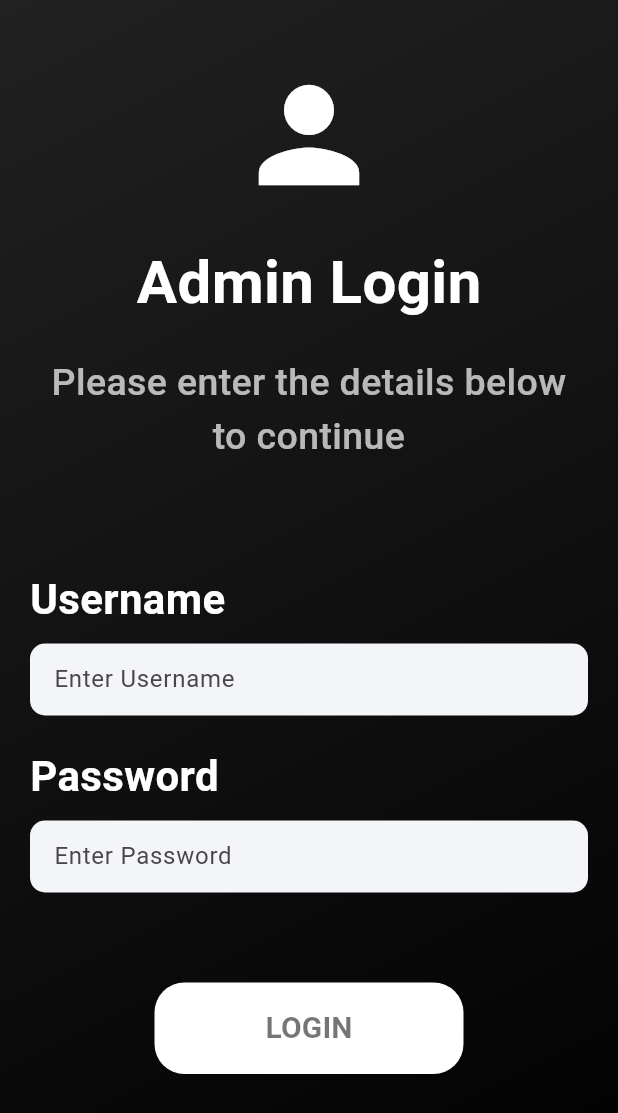
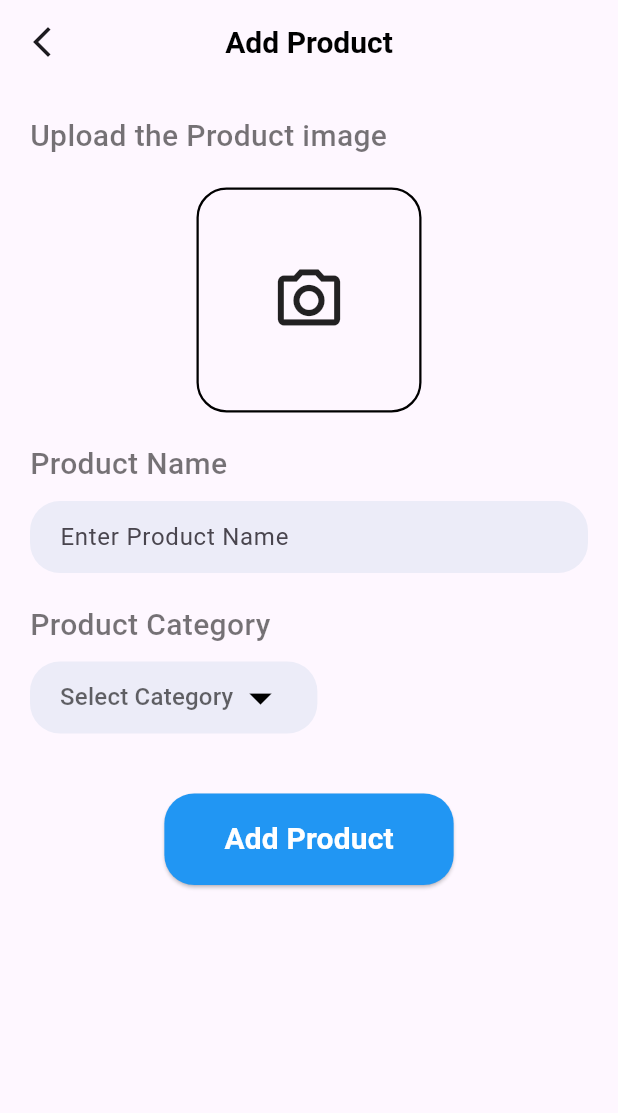
Before and after one commit to PersonUK-Git/Flutter_ecom, a Flutter app: the screen it shows after launch, on a phone screen of 412 x 824 dp. Shown: the top 1113 px of the screen. Run offline on Flutter 3.47's test engine with Material 3 defaults, Android fonts, the phone set to English and light mode, and no system bars; our stand-ins replace cloud_firestore, curved_navigation_bar, firebase_auth, firebase_core, firebase_storage, image_picker and 2 more; accounts and stored records are empty.

Commit message:
Added backend function to admin page

```diff
--- /dev/null
+++ b/lib/Admin/add_product.dart
@@ -0,0 +1,272 @@
+import 'dart:async';
+import 'dart:io';
+
+import 'package:ecom/services/database.dart';
+import 'package:ecom/widget/support_widget.dart';
+import 'package:firebase_storage/firebase_storage.dart';
+import 'package:flutter/cupertino.dart';
+import 'package:flutter/material.dart';
+import 'package:flutter/widgets.dart';
+import 'package:image_picker/image_picker.dart';
+import 'package:random_string/random_string.dart';
+
+class AddProduct extends StatefulWidget {
+  const AddProduct({super.key});
+
+  @override
+  State<AddProduct> createState() => _AddProductState();
+}
+
+class _AddProductState extends State<AddProduct> {
+  final ImagePicker _picker = ImagePicker();
+  File? selectedImage;
+  TextEditingController nameController = TextEditingController();
+
+  Future<void> getImage() async {
+    try {
+      final image = await _picker.pickImage(source: ImageSource.gallery);
+      if (image != null) {
+        setState(() {
+          selectedImage = File(image.path);
+        });
+      } else {
+        ScaffoldMessenger.of(context).showSnackBar(
+          SnackBar(
+            backgroundColor: Colors.redAccent,
+            content: Text(
+              "No image selected",
+              style: TextStyle(fontSize: 20),
+            ),
+          ),
+        );
+      }
+    } catch (e) {
+      ScaffoldMessenger.of(context).showSnackBar(
+        SnackBar(
+          backgroundColor: Colors.redAccent,
+          content: Text(
+            "Failed to pick image: $e",
+            style: TextStyle(fontSize: 20),
+          ),
+        ),
+      );
+    }
+  }
+
+  Future<void> uploadItem() async {
+    try {
+      if (selectedImage != null && nameController.text.isNotEmpty) {
+        String addId = randomAlphaNumeric(10);
+        Reference firebaseStorageRef = FirebaseStorage.instance
+            .ref()
+            .child("blogImage")
+            .child(addId);
+
+        final UploadTask task = firebaseStorageRef.putFile(selectedImage!);
+        var downloadURL = await (await task).ref.getDownloadURL();
+        Map<String, dynamic> addProduct = {
+          "Name": nameController.text,
+          "Image": downloadURL,
+        };
+
+        await DatabaseMethods().addProduct(addProduct, value!).then((value) {
+          setState(() {
+            selectedImage = null;
+            nameController.text = "";
+            value = null;
+          });
+          ScaffoldMessenger.of(context).showSnackBar(
+            SnackBar(
+              backgroundColor: Colors.green,
+              content: Text(
+                "Product has been uploaded successfully",
+                style: TextStyle(fontSize: 20),
+              ),
+            ),
+          );
+        });
+      } else {
+        ScaffoldMessenger.of(context).showSnackBar(
+          SnackBar(
+            backgroundColor: Colors.redAccent,
+            content: Text(
+              "Please select an image and enter a product name",
+              style: TextStyle(fontSize: 20),
+            ),
+          ),
+        );
+      }
+    } catch (e) {
+      ScaffoldMessenger.of(context).showSnackBar(
+        SnackBar(
+          backgroundColor: Colors.redAccent,
+          content: Text(
+            "Failed to upload product: $e",
+            style: TextStyle(fontSize: 20),
+          ),
+        ),
+      );
+    }
+  }
+
+  String? value;
+  final List<String> categoryItems = [
+    'Watch', 'Laptop', 'TV', 'Headphones',
+  ];
+
+  @override
+  Widget build(BuildContext context) {
+    return Scaffold(
+      appBar: AppBar(
+        title: Text(
+          "Add Product",
+          style: AppStyle.semiBoldTextFieldStyle(),
+        ),
+        centerTitle: true,
+        leading: GestureDetector(
+          onTap: () {
+            Navigator.pop(context);
+          },
+          child: Icon(Icons.arrow_back_ios_new_outlined),
+        ),
+      ),
+      body: SingleChildScrollView(
+        child: Container(
+          margin: EdgeInsets.all(20.0),
+          child: Column(
+            crossAxisAlignment: CrossAxisAlignment.start,
+            children: [
+              Text(
+                "Upload the Product image",
+                style: AppStyle.lightTextFieldStyle(),
+              ),
+              SizedBox(height: 20),
+              selectedImage == null
+                  ? GestureDetector(
+                      onTap: () {
+                        getImage();
+                      },
+                      child: Center(
+                        child: Container(
+                          height: 150,
+                          width: 150,
+                          decoration: BoxDecoration(
+                            border: Border.all(
+                              color: Colors.black,
+                              width: 1.5,
+                            ),
+                            borderRadius: BorderRadius.circular(20),
+                          ),
+                          child: Icon(Icons.camera_alt_outlined, size: 50),
+                        ),
+                      ),
+                    )
+                  : Center(
+                      child: Material(
+                        elevation: 4.0,
+                        borderRadius: BorderRadius.circular(20),
+                        child: Container(
+                          height: 150,
+                          width: 150,
+                          decoration: BoxDecoration(
+                            border: Border.all(
+                              color: Colors.black,
+                              width: 1.5,
+                            ),
+                            borderRadius: BorderRadius.circular(20),
+                          ),
+                          child: ClipRRect(
+                            borderRadius: BorderRadius.circular(20),
+                            child: Image.file(
+                              selectedImage!,
+                              fit: BoxFit.cover,
+                            ),
+                          ),
+                        ),
+                      ),
+                    ),
+              SizedBox(height: 20),
+              Text(
+                "Product Name",
+                style: AppStyle.lightTextFieldStyle(),
+              ),
+              SizedBox(height: 10),
+              Container(
+                padding: EdgeInsets.symmetric(horizontal: 20),
+                decoration: BoxDecoration(
+                  color: Color(0xFFececf8),
+                  borderRadius: BorderRadius.circular(20),
+                ),
+                child: TextField(
+                  decoration: InputDecoration(
+                    border: InputBorder.none,
+                    hintText: "Enter Product Name",
+                  ),
+                  controller: nameController,
+                ),
+              ),
+              const SizedBox(height: 20),
+              Text(
+                "Product Category",
+                style: AppStyle.lightTextFieldStyle(),
+              ),
+              const SizedBox(height: 10),
+              Container(
+                padding: EdgeInsets.symmetric(horizontal: 20),
+                decoration: BoxDecoration(
+                  color: Color(0xFFececf8),
+                  borderRadius: BorderRadius.circular(20),
+                ),
+                child: DropdownButtonHideUnderline(
+                  child: DropdownButton<String>(
+                    items: categoryItems.map((item) => DropdownMenuItem(
+                          value: item,
+                          child: Text(
+                            item,
+                            style: AppStyle.semiBoldTextFieldStyle(),
+                          ),
+                        )).toList(),
+                    onChanged: (value) => setState(() {
+                      this.value = value;
+                    }),
+                    dropdownColor: Color(0xffececf8),
+                    hint: Text("Select Category"),
+                    iconSize: 36,
+                    icon: Icon(
+                      Icons.arrow_drop_down_outlined,
+                      color: Colors.black,
+                    ),
+                    value: value,
+                  ),
+                ),
+              ),
+              SizedBox(height: 40),
+              Center(
+                child: ElevatedButton(
+                  onPressed: () {
+                    uploadItem();
+                  },
+                  style: ElevatedButton.styleFrom(
+                    padding: EdgeInsets.symmetric(vertical: 16, horizontal: 40),
+                    backgroundColor: Colors.blue,
+                    shape: RoundedRectangleBorder(
+                      borderRadius: BorderRadius.circular(20),
+                    ),
+                  ),
+                  child: Text(
+                    "Add Product",
+                    style: TextStyle(
+                      fontSize: 20,
+                      fontWeight: FontWeight.bold,
+                      color: Colors.white,
+                    ),
+                  ),
+                ),
+              ),
+            ],
+          ),
+        ),
+      ),
+    );
+  }
+}
--- a/lib/main.dart
+++ b/lib/main.dart
@@ -1,3 +1,4 @@
+import 'package:ecom/Admin/add_product.dart';
 import 'package:ecom/Admin/admin_login.dart';
 import 'package:ecom/pages/bottomnav.dart';
 import 'package:ecom/pages/login.dart';
@@ -28,7 +29,7 @@ class MyApp extends StatelessWidget {
         colorScheme: ColorScheme.fromSeed(seedColor: Colors.deepPurple),
         useMaterial3: true,
       ),
-      home: AdminLogin(),
+      home: AddProduct(),
     );
   }
 }
--- a/lib/services/database.dart
+++ b/lib/services/database.dart
@@ -4,4 +4,8 @@ class DatabaseMethods{
   Future addUserDetails(Map<String, dynamic> userInfoMap, String id) async{
     return await FirebaseFirestore.instance.collection("users").doc(id).set(userInfoMap);
   }
+
+  Future addProduct(Map<String, dynamic> userInfoMap, String categoryName) async{
+    return await FirebaseFirestore.instance.collection(categoryName).add(userInfoMap);
+  }
 }
--- a/pubspec.yaml
+++ b/pubspec.yaml
@@ -41,6 +41,8 @@ dependencies:
   firebase_auth:
   random_string: ^2.3.1
   shared_preferences: ^2.2.3
+  image_picker: ^1.1.2
+  firebase_storage: ^12.1.0
 
 dev_dependencies:
   flutter_test:
```
Also changed, not shown: pubspec.lock, 5 other files.
